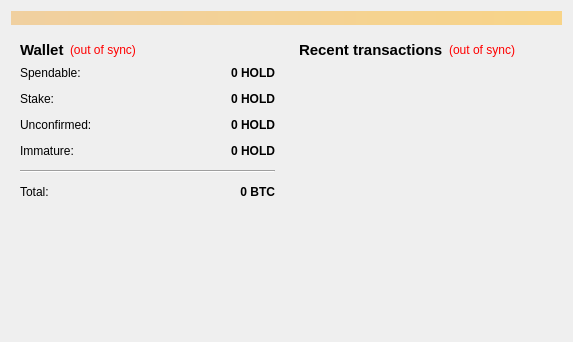
First picture: the form in src/qt/forms/overviewpage.ui, repository InterstellarHoldings/StellarHoldings, before the edit.
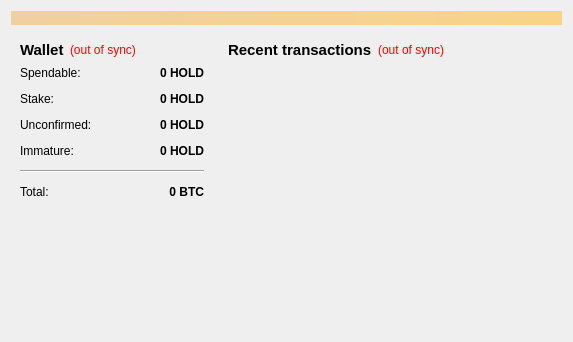
Second picture: the form after the edit. Icons and pictures are not drawn.

What changed in the file:
```diff
--- a/src/qt/forms/overviewpage.ui
+++ b/src/qt/forms/overviewpage.ui
@@ -300,6 +300,12 @@
       <layout class="QVBoxLayout" name="verticalLayout_3">
        <item>
         <widget class="QWidget" name="widget_2" native="true">
+         <property name="minimumSize">
+          <size>
+           <width>0</width>
+           <height>0</height>
+          </size>
+         </property>
          <layout class="QVBoxLayout" name="verticalLayout">
           <item>
            <layout class="QHBoxLayout" name="horizontalLayout_2">
@@ -350,6 +356,12 @@
           </item>
           <item>
            <widget class="QListView" name="listTransactions">
+            <property name="minimumSize">
+             <size>
+              <width>325</width>
+              <height>0</height>
+             </size>
+            </property>
             <property name="styleSheet">
              <string notr="true">QListView { background: transparent; }</string>
             </property>
```
